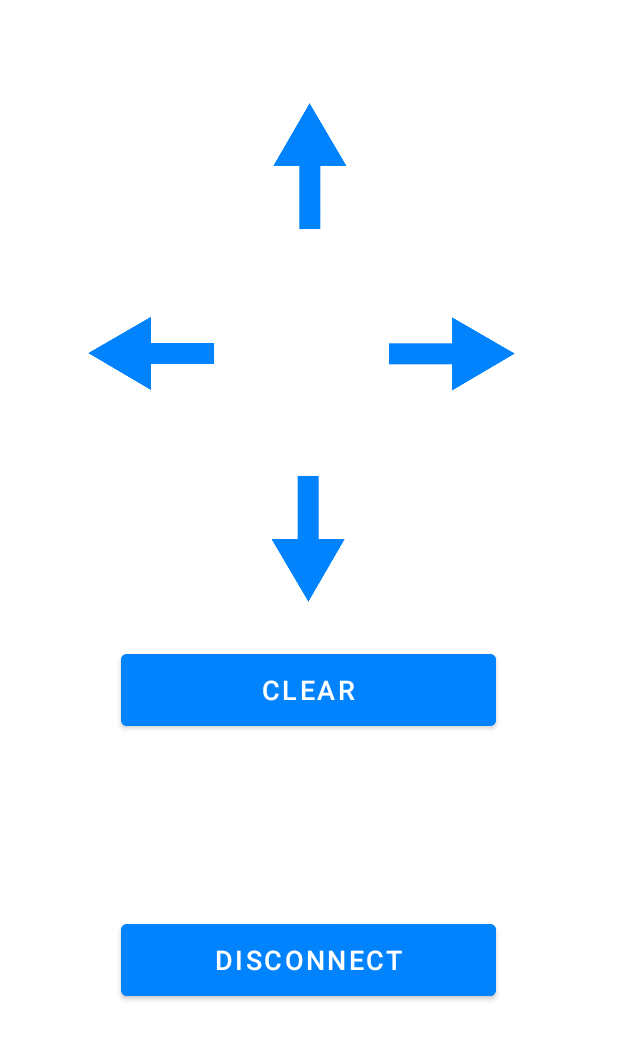
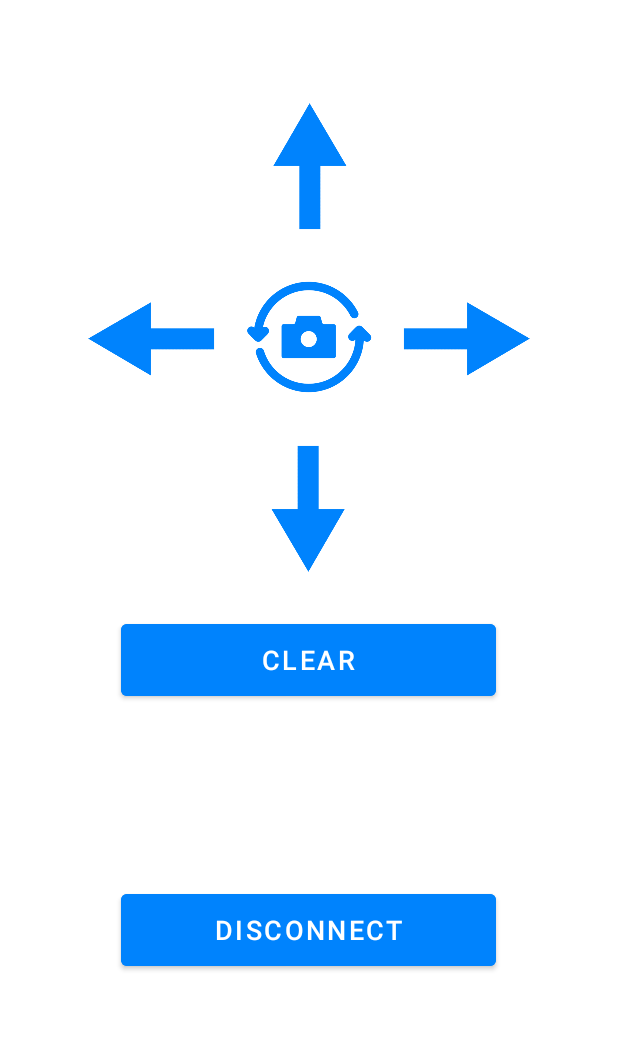
Before and after one commit to DominikBogielczyk/RobotVisualization, an Android app: the layout activity_main.xml on its own in the app's theme, with its tools: preview values and no code run, on a phone screen of 412 x 824 dp. Shown: the top 1040 px of the screen. Run offline under Robolectric (Android 15) with nearby library versions, the phone set to English and light mode, and no system bars.

Commit message:
camera changing from mobile app

```diff
--- a/RobotControlApp/app/src/main/res/layout/activity_main.xml
+++ b/RobotControlApp/app/src/main/res/layout/activity_main.xml
@@ -8,6 +8,20 @@
 <androidx.constraintlayout.widget.ConstraintLayout
     android:layout_width="match_parent"
     android:layout_height="match_parent">
+
+    <ImageView
+        android:id="@+id/imageCamera"
+        android:layout_width="@dimen/cameraWidth"
+        android:layout_height="@dimen/cameraHeight"
+        android:clickable="true"
+        android:contentDescription="@string/up"
+        app:layout_constraintBottom_toTopOf="@+id/imageDown"
+        app:layout_constraintEnd_toEndOf="@+id/imageDown"
+        app:layout_constraintStart_toStartOf="@+id/imageDown"
+        app:layout_constraintTop_toBottomOf="@+id/imageUp"
+        app:layout_constraintVertical_bias="0.48"
+        app:srcCompat="@drawable/camera_icon"
+        app:tint="@color/blue" />
 
     <Button
         android:id="@+id/buttonClear"
@@ -29,7 +43,7 @@
         android:id="@+id/imageRight"
         android:layout_width="@dimen/arrowWidth"
         android:layout_height="@dimen/arrowHeight"
-        android:layout_marginEnd="50dp"
+        android:layout_marginEnd="@dimen/leftRightMargin"
         android:clickable="true"
         android:contentDescription="@string/right"
         app:layout_constraintBottom_toTopOf="@+id/imageDown"
@@ -40,9 +54,9 @@
 
     <ImageView
         android:id="@+id/imageLeft"
-        android:layout_width="@dimen/arrowHeight"
-        android:layout_height="103dp"
-        android:layout_marginStart="50dp"
+        android:layout_width="@dimen/arrowWidth"
+        android:layout_height="@dimen/arrowHeight"
+        android:layout_marginStart="@dimen/leftRightMargin"
         android:clickable="true"
         android:contentDescription="@string/left"
         android:rotationY="180"
--- a/RobotControlApp/app/src/main/res/values/dimensions.xml
+++ b/RobotControlApp/app/src/main/res/values/dimensions.xml
@@ -5,13 +5,15 @@
     <dimen name="bluetoothImageW">150dp</dimen>
     <dimen name="bluetoothImageH">100dp</dimen>
     <dimen name="betweenMargin">20dp</dimen>
-    <dimen name="betweenMarginBig">150dp</dimen>
+    <dimen name="betweenMarginBig">130dp</dimen>
     <dimen name="margin">60dp</dimen>
     <dimen name="bottomMarginList">200dp</dimen>
     <dimen name="leftRightMargin">40dp</dimen>
     <dimen name="listHeight">150dp</dimen>
     <dimen name="arrowWidth">120dp</dimen>
     <dimen name="arrowHeight">100dp</dimen>
+    <dimen name="cameraWidth">100dp</dimen>
+    <dimen name="cameraHeight">100dp</dimen>
     <dimen name="textSize">18dp</dimen>
     <dimen name="textSizeBig">22dp</dimen>
 </resources>
```
Also changed, not shown: RobotControlApp/app/src/main/java/com/example/robotcontrol/MainActivity.kt (+17 -8 lines), RobotControlApp/app/src/main/res/drawable/camera_icon.png (added), 1 other file.
